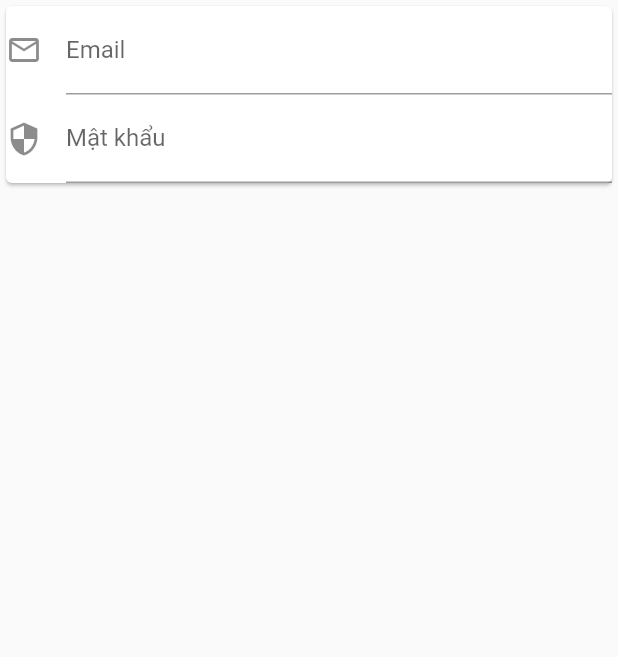
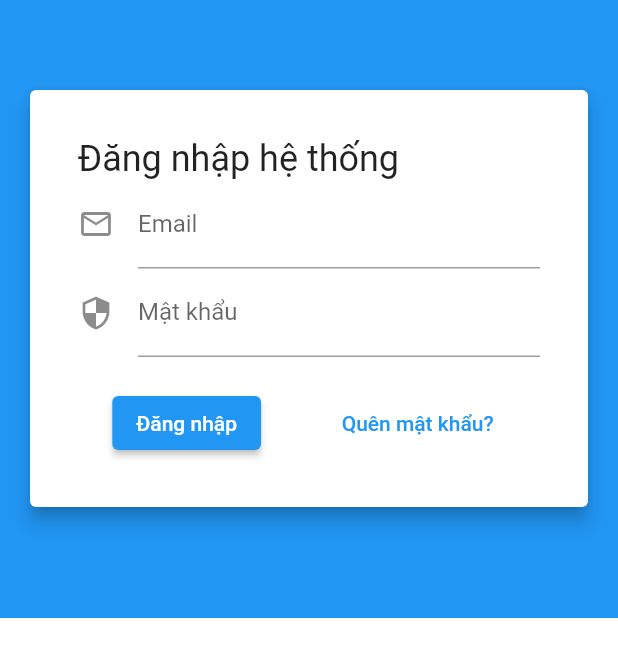
Before and after one commit to NgocNghia209/flutter_lab_2_26022021, a Flutter app: the screen it shows after launch, on a phone screen of 412 x 824 dp. Shown: the top 657 px of the screen. Run offline on Flutter 3.47's test engine with Material 2 defaults, Android fonts, the phone set to English and light mode, and no system bars.

Commit message:
05032021 Nghĩa

```diff
--- /dev/null
+++ b/lib/pages/login/email_card.dart
@@ -0,0 +1,125 @@
+import 'package:flutter/cupertino.dart';
+import 'package:flutter/material.dart';
+
+enum EmailCardStatus { login, reset }
+
+class EmailCard extends StatefulWidget {
+  final void Function(String email, String password) onLoginPressed;
+
+  const EmailCard({Key key, this.onLoginPressed}) : super(key: key);
+
+  @override
+  State<StatefulWidget> createState() => _EmailCardState();
+}
+
+class _EmailCardState extends State<EmailCard> {
+  var _status = EmailCardStatus.login;
+
+  ///EmailCardStatus get status => _status; => đây là getter in dart
+  /// setter in dart
+  set status(value) {
+    setState(() {
+      _status = value;
+    });
+  }
+
+  final _emailKey = GlobalKey<FormFieldState>();
+  final _passwordKey = GlobalKey<FormFieldState>();
+
+  @override
+  Widget build(BuildContext context) {
+    return Column(
+      children: [
+        ///Trạng thái đăng nhập
+        Visibility(
+          visible: _status == EmailCardStatus.login,
+          child: Column(
+            children: [
+              Align(
+                alignment: Alignment.centerLeft,
+                child: Text(
+                  'Đăng nhập hệ thống',
+                  style: Theme.of(context).textTheme.headline5,
+                ),
+              ),
+              TextFormField(
+                key: _emailKey,
+                decoration: InputDecoration(
+                    labelText: 'Email', icon: Icon(Icons.email_outlined)),
+              ),
+              TextFormField(
+                key: _passwordKey,
+                decoration: InputDecoration(
+                    labelText: 'Mật khẩu', icon: Icon(Icons.security)),
+                obscureText: true,
+                validator: (value) {
+                  if (value.length < 6) return 'Mật khẩu không hợp lệ';
+                  return null;
+                }, //dùng để che mật khẩu.
+              ),
+              SizedBox(
+                height: 20,
+              ),
+              Row(
+                mainAxisAlignment: MainAxisAlignment.spaceAround,
+                children: [
+                  ElevatedButton(
+                    onPressed: () {
+                      final _email = _emailKey.currentState.value;
+                      final _password = _passwordKey.currentState.value;
+                      widget.onLoginPressed(_email, _password);
+                    },
+                    child: Text('Đăng nhập'),
+                  ),
+                  TextButton(
+                    onPressed: () => status = EmailCardStatus.reset,
+                    child: Text('Quên mật khẩu?'),
+                  ),
+                ],
+              ),
+            ],
+          ),
+        ),
+
+        ///Trạng thái khôi phục mật khẩu
+        Visibility(
+          visible: _status == EmailCardStatus.reset,
+          child: Center(
+            child: Column(
+              children: [
+                Align(
+                  alignment: Alignment.centerLeft,
+                  child: Text(
+                    'Lấy lại mật khẩu',
+                    style: Theme.of(context).textTheme.headline5,
+                  ),
+                ),
+                TextFormField(
+                  key: Key('email'),
+                  decoration: InputDecoration(
+                      labelText: 'Email', icon: Icon(Icons.email_outlined)),
+                ),
+                Row(
+                  mainAxisAlignment: MainAxisAlignment.spaceAround,
+                  children: [
+                    ElevatedButton(
+                      onPressed: () {},
+                      child: Text('Khôi phục'),
+                    ),
+                    SizedBox(
+                      height: 60,
+                    ),
+                    RaisedButton(
+                      onPressed: () => status = EmailCardStatus.login,
+                      child: Text('Bỏ qua'),
+                    ),
+                  ],
+                ),
+              ],
+            ),
+          ),
+        ),
+      ],
+    );
+  }
+}
--- a/lib/pages/login/login_view.dart
+++ b/lib/pages/login/login_view.dart
@@ -1,5 +1,7 @@
 import 'package:flutter/cupertino.dart';
 import 'package:flutter/material.dart';
+import 'package:flutter/rendering.dart';
+import 'email_card.dart';
 
 class LoginView extends StatefulWidget {
   @override
@@ -13,38 +15,58 @@ class _LoginViewState extends State<LoginView> {
       body: Center(
         child: Stack(
           children: [
-          Container(), //Tạo background
-          ListView(
-            children: [
-              Column(
+            Positioned.fill(
+              child: Container(
+                color: Colors.blue,
+              ),
+            ),
+            Positioned.fill(
+              top: MediaQuery.of(context).size.height / 2,
+              child: Container(
+                color: Colors.white,
+              ),
+            ),
+            Positioned.fill(
+              child: ListView(
                 children: [
                   Container(
-                    child: Card(
+                    padding: const EdgeInsets.all(20.0),
+                    constraints: BoxConstraints(
+                        //minHeight: constraints.maxHeight,
+                        ),
+                  ),
+                  Center(
                     child: Column(
                       children: [
-                          TextFormField(
-                            key: Key('username'),
-                            decoration: InputDecoration(
-                                labelText: 'Email',
-                                icon: Icon(Icons.email_outlined)),
+                        Container(
+                          padding: EdgeInsets.all(16),
+                          width: 500,
+                          child: Card(
+                            elevation: 5,
+                            child: Padding(
+                              padding: EdgeInsets.all(32),
+                              child: Column(
+                                children: [
+                                  EmailCard(
+                                    onLoginPressed: (email, password) {
+                                      //TODO tiến hành xử lí đăng nhập ở đây
+                                      print('$email, $password');
+                                    },
                                   ),
-                          TextFormField(
-                            key: Key('password'),
-                            decoration: InputDecoration(
-                                labelText: 'Mật khẩu',
-                                icon: Icon(Icons.security)),
-                            obscureText: true,
-                          )
                                 ],
                               ),
                             ),
-                  )
-                ],
-              )
-            ],
-          )
+                          ),
+                        ),
                       ],
                     ),
-    ));
+                  ),
+                ],
+              ),
+            ),
+          ],
+        ),
+      ),
+    );
   }
 }
```
Lines whose indentation alone changed are shown as unchanged.
